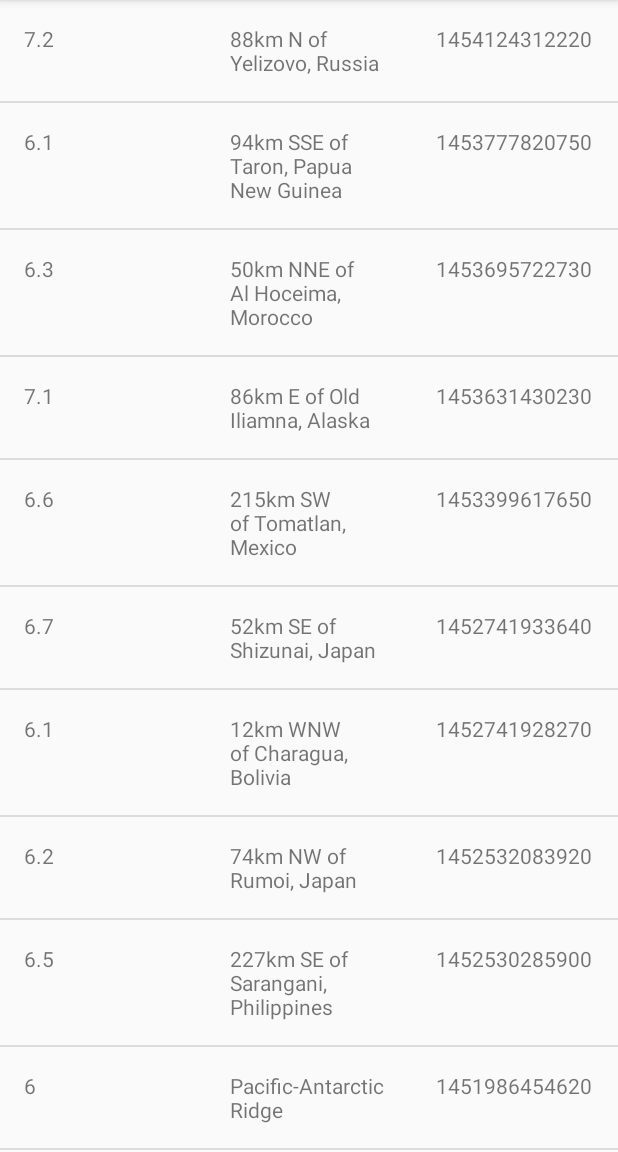
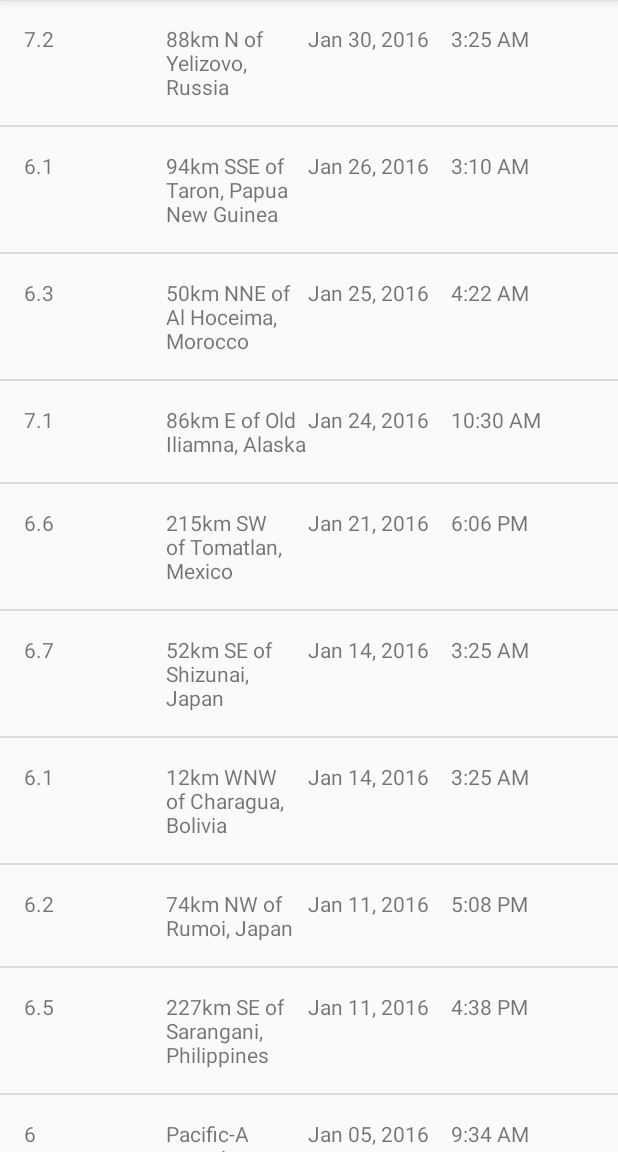
Before and after one commit to sergeykamyshov/CourseUdacity, an Android app: the screen it shows after launch (EarthquakeActivity), on a phone screen of 412 x 824 dp, the part 84-1236 px from its top. Run offline under Robolectric (Android 15) with nearby library versions, the light colour scheme and no system bars.

Commit message:
Added date format

```diff
--- a/QuakeReport/app/src/main/java/com/example/android/quakereport/Earthquake.java
+++ b/QuakeReport/app/src/main/java/com/example/android/quakereport/Earthquake.java
@@ -4,12 +4,12 @@ public class Earthquake {
 
     private String mMagnitude;
     private String mPlace;
-    private String mDate;
+    private long mTimeInMilliseconds;
 
-    public Earthquake(String magnitude, String place, String date) {
+    public Earthquake(String magnitude, String place, long timeInMilliseconds) {
         this.mMagnitude = magnitude;
         this.mPlace = place;
-        this.mDate = date;
+        this.mTimeInMilliseconds = timeInMilliseconds;
     }
 
     public String getMagnitude() {
@@ -28,11 +28,11 @@ public class Earthquake {
         mPlace = place;
     }
 
-    public String getDate() {
-        return mDate;
+    public long getTimeInMilliseconds() {
+        return mTimeInMilliseconds;
     }
 
-    public void setDate(String date) {
-        mDate = date;
+    public void setTimeInMilliseconds(long timeInMilliseconds) {
+        mTimeInMilliseconds = timeInMilliseconds;
     }
 }
--- a/QuakeReport/app/src/main/java/com/example/android/quakereport/EarthquakeAdapter.java
+++ b/QuakeReport/app/src/main/java/com/example/android/quakereport/EarthquakeAdapter.java
@@ -7,6 +7,8 @@ import android.view.ViewGroup;
 import android.widget.BaseAdapter;
 import android.widget.TextView;
 
+import java.text.SimpleDateFormat;
+import java.util.Date;
 import java.util.List;
 
 public class EarthquakeAdapter extends BaseAdapter {
@@ -50,9 +52,24 @@ public class EarthquakeAdapter extends BaseAdapter {
         TextView place = (TextView) convertView.findViewById(R.id.place_text_view);
         place.setText(earthquake.getPlace());
 
+        Date earthquakeDate = new Date(earthquake.getTimeInMilliseconds());
+
         TextView date = (TextView) convertView.findViewById(R.id.date_text_view);
-        date.setText(earthquake.getDate());
+        date.setText(getDateFormet(earthquakeDate));
+
+        TextView time = (TextView) convertView.findViewById(R.id.time_text_view);
+        time.setText(getTimeFormat(earthquakeDate));
 
         return convertView;
     }
+
+    private String getTimeFormat(Date date) {
+        SimpleDateFormat dateFormat = new SimpleDateFormat("h:mm a");
+        return dateFormat.format(date);
+    }
+
+    private String getDateFormet(Date date) {
+        SimpleDateFormat dateFormat = new SimpleDateFormat("LLL dd, yyyy");
+        return dateFormat.format(date);
+    }
 }
--- a/QuakeReport/app/src/main/java/com/example/android/quakereport/QueryUtils.java
+++ b/QuakeReport/app/src/main/java/com/example/android/quakereport/QueryUtils.java
@@ -49,7 +49,7 @@ public class QueryUtils {
                 JSONObject properties = feature.getJSONObject("properties");
                 String mag = properties.getString("mag");
                 String place = properties.getString("place");
-                String time = properties.getString("time");
+                long time = properties.getLong("time");
                 Earthquake earthquake = new Earthquake(mag, place, time);
                 earthquakes.add(earthquake);
             }
--- a/QuakeReport/app/src/main/res/layout/earthquake_list_item.xml
+++ b/QuakeReport/app/src/main/res/layout/earthquake_list_item.xml
@@ -3,14 +3,14 @@
     xmlns:tools="http://schemas.android.com/tools"
     android:layout_width="match_parent"
     android:layout_height="wrap_content"
-    android:orientation="horizontal">
+    android:orientation="horizontal"
+    android:padding="16dp">
 
     <TextView
         android:id="@+id/magnitude_text_view"
         android:layout_width="0dp"
         android:layout_height="wrap_content"
         android:layout_weight="1"
-        android:padding="16dp"
         tools:text="7.2" />
 
     <TextView
@@ -18,7 +18,6 @@
         android:layout_width="0dp"
         android:layout_height="wrap_content"
         android:layout_weight="1"
-        android:padding="16dp"
         tools:text="San Francisco" />
 
     <TextView
@@ -26,6 +25,12 @@
         android:layout_width="0dp"
         android:layout_height="wrap_content"
         android:layout_weight="1"
-        android:padding="16dp"
         tools:text="Jan 6, 2016" />
+
+    <TextView
+        android:id="@+id/time_text_view"
+        android:layout_width="0dp"
+        android:layout_height="wrap_content"
+        android:layout_weight="1"
+        tools:text="9:32 PM" />
 </LinearLayout>
```
